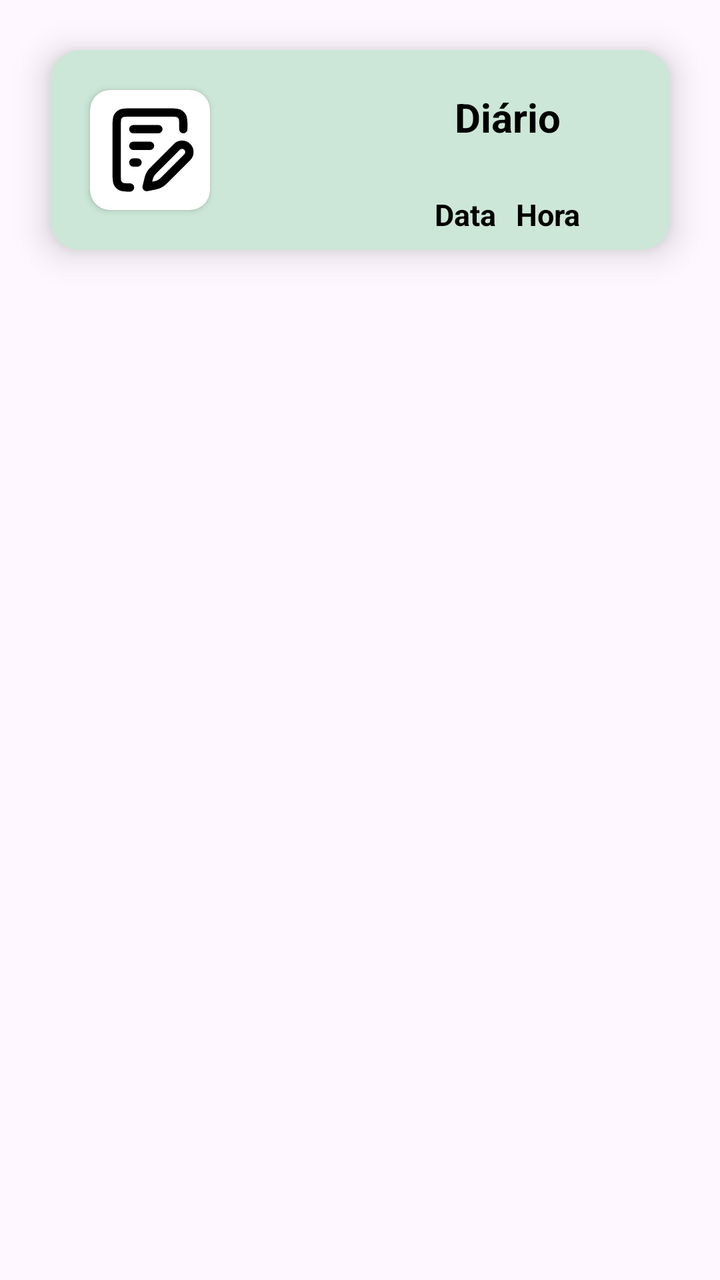
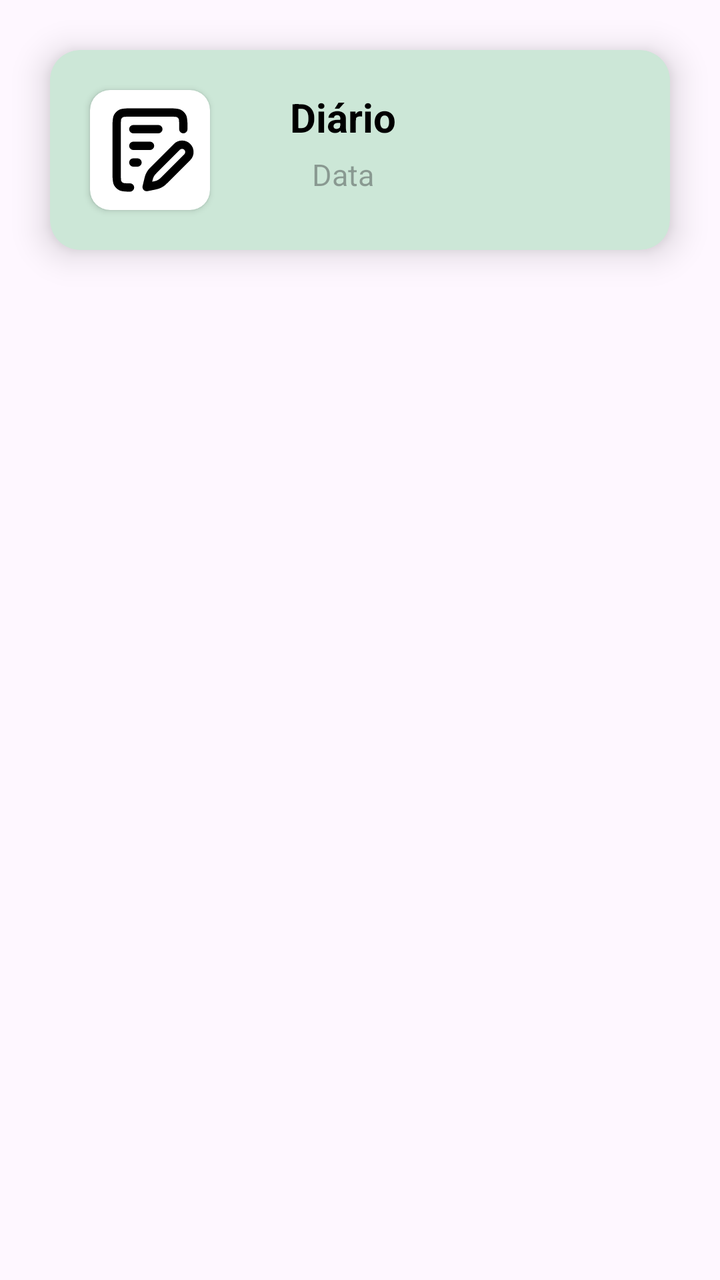

The first picture is an Android layout as it rendered before a commit; the second is the same layout after the commit. The layout source and the unified diff follow.
<!-- AndroidManifest.xml: application theme Theme.Atividade4 -->
<!-- res/layout/estilo_recyclerview_pagina_diario.xml -->
<?xml version="1.0" encoding="utf-8"?>
<androidx.constraintlayout.widget.ConstraintLayout xmlns:android="http://schemas.android.com/apk/res/android"
    android:layout_width="match_parent"
    android:layout_height="150dp"
    android:backgroundTint="@color/color_default"
    xmlns:app="http://schemas.android.com/apk/res-auto">



    <androidx.cardview.widget.CardView
        android:id="@+id/recyclerView_Registro"
        android:layout_width="match_parent"
        android:layout_height="100dp"
        app:layout_constraintEnd_toEndOf="parent"
        app:layout_constraintStart_toStartOf="parent"
        app:layout_constraintTop_toTopOf="parent"
        android:layout_margin="25dp"
        app:cardCornerRadius="15dp"
        app:cardElevation="10dp"
        android:backgroundTint="@color/color_default">

        <LinearLayout
            android:layout_width="match_parent"
            android:layout_height="100dp"
            android:orientation="horizontal">

            <androidx.cardview.widget.CardView
                android:layout_width="60dp"
                android:layout_height="60dp"
                android:layout_margin="20dp"
                app:cardCornerRadius="10dp">

                <ImageView
                    android:layout_width="50dp"
                    android:layout_height="50dp"
                    android:layout_gravity="center"
                    android:src="@drawable/ic_diario"/>

            </androidx.cardview.widget.CardView>

            <LinearLayout
                android:layout_width="258dp"
                android:layout_height="wrap_content"
                android:orientation="vertical"
                android:gravity="center">

                <TextView
                    android:id="@+id/textTitulo_diario"
                    android:layout_width="wrap_content"
                    android:layout_height="wrap_content"
                    android:layout_margin="20dp"
                    android:text="Diário"
                    android:textColor="@color/black"
                    android:textSize="20sp"
                    android:textStyle="bold" />

                <LinearLayout
                    android:layout_width="wrap_content"
                    android:layout_height="wrap_content"
                    android:orientation="horizontal">

                    <TextView
                        android:id="@+id/textView_data"
                        android:layout_width="wrap_content"
                        android:layout_height="wrap_content"
                        android:layout_margin="5dp"
                        android:text="Data"
                        android:textColor="@color/black"
                        android:textSize="15sp"
                        android:textStyle="bold" />

                    <TextView
                        android:id="@+id/textView_hora"
                        android:layout_width="wrap_content"
                        android:layout_height="wrap_content"
                        android:layout_margin="5dp"
                        android:text="Hora"
                        android:textColor="@color/black"
                        android:textSize="15sp"
                        android:textStyle="bold" />

                </LinearLayout>

            </LinearLayout>

        </LinearLayout>

    </androidx.cardview.widget.CardView>




</androidx.constraintlayout.widget.ConstraintLayout>
<!-- resources referenced by this layout -->
<resources>
  <color name="black">#FF000000</color>
  <color name="color_default">#CCE7D7</color>
  <!-- drawable ic_diario (drawable) -->
  <vector xmlns:android="http://schemas.android.com/apk/res/android" android:height="24dp" android:viewportHeight="24" android:viewportWidth="24" android:width="24dp">
        
      <path android:fillColor="#00000000" android:pathData="M7.2,21C6.08,21 5.52,21 5.092,20.782C4.716,20.59 4.41,20.284 4.218,19.908C4,19.48 4,18.92 4,17.8V6.2C4,5.08 4,4.52 4.218,4.092C4.41,3.716 4.716,3.41 5.092,3.218C5.52,3 6.08,3 7.2,3H16.8C17.92,3 18.48,3 18.908,3.218C19.284,3.41 19.59,3.716 19.782,4.092C20,4.52 20,5.08 20,6.2V7M8,7H14M8,15H9M8,11H12M11.195,20.895L12.51,20.635C13.22,20.494 13.574,20.424 13.905,20.295C14.199,20.181 14.478,20.032 14.736,19.852C15.028,19.649 15.284,19.393 15.795,18.882L20.943,13.733C21.631,13.046 21.631,11.932 20.943,11.244C20.256,10.557 19.142,10.557 18.455,11.244L13.218,16.481C12.739,16.96 12.499,17.2 12.306,17.471C12.134,17.712 11.99,17.972 11.875,18.245C11.746,18.552 11.669,18.882 11.514,19.542L11.195,20.895Z" android:strokeColor="#000000" android:strokeLineCap="round" android:strokeLineJoin="round" android:strokeWidth="2"/>
      
  </vector>
  <style name="Theme.Atividade4" parent="Base.Theme.Atividade4" />
  <style name="Base.Theme.Atividade4" parent="Theme.Material3.DayNight.NoActionBar">
  
          <item name="colorPrimary">@color/colorPrimary</item>
          <item name="colorAccent">@color/color_details</item>
  
      </style>
  <color name="colorPrimary">#A0CDE3</color>
  <color name="color_details">#A0CDE3</color>
</resources>

<!-- the commit's change to res/layout/estilo_recyclerview_pagina_diario.xml (unified diff, before → after) -->
@@ -39,51 +39,34 @@
             </androidx.cardview.widget.CardView>
 
             <LinearLayout
-                android:layout_width="258dp"
+                android:layout_width="wrap_content"
                 android:layout_height="wrap_content"
                 android:orientation="vertical"
-                android:gravity="center">
+                android:gravity="center"
+                android:layout_margin="20dp">
 
                 <TextView
                     android:id="@+id/textTitulo_diario"
                     android:layout_width="wrap_content"
                     android:layout_height="wrap_content"
-                    android:layout_margin="20dp"
                     android:text="Diário"
                     android:textColor="@color/black"
                     android:textSize="20sp"
                     android:textStyle="bold" />
-
-                <LinearLayout
-                    android:layout_width="wrap_content"
-                    android:layout_height="wrap_content"
-                    android:orientation="horizontal">
 
                     <TextView
                         android:id="@+id/textView_data"
                         android:layout_width="wrap_content"
                         android:layout_height="wrap_content"
                         android:layout_margin="5dp"
-                        android:text="Data"
+                        android:hint="Data"
                         android:textColor="@color/black"
-                        android:textSize="15sp"
-                        android:textStyle="bold" />
-
-                    <TextView
-                        android:id="@+id/textView_hora"
-                        android:layout_width="wrap_content"
-                        android:layout_height="wrap_content"
-                        android:layout_margin="5dp"
-                        android:text="Hora"
-                        android:textColor="@color/black"
-                        android:textSize="15sp"
-                        android:textStyle="bold" />
+                        android:textSize="15sp" />
 
                 </LinearLayout>
 
             </LinearLayout>
 
-        </LinearLayout>
 
     </androidx.cardview.widget.CardView>
 
